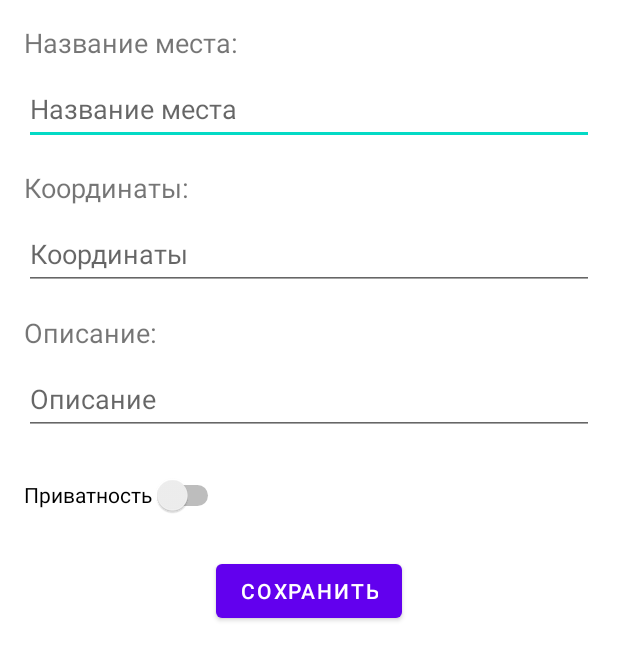
After one commit to ciigann/Client-Server_application_Hiking, an Android app: the layout dialog_edit_place.xml on its own in the app's theme, with its tools: preview values and no code run, on a phone screen of 412 x 824 dp. The commit adds this screen. Shown: the top 660 px of the screen. Run offline under Robolectric (Android 15) with nearby library versions, the phone set to English and light mode, and no system bars.

Commit message:
при нажатие на название места в окне место, открывает окно редактирования

```diff
--- /dev/null
+++ b/app/src/main/res/layout/dialog_edit_place.xml
@@ -0,0 +1,77 @@
+<?xml version="1.0" encoding="utf-8"?>
+<RelativeLayout xmlns:android="http://schemas.android.com/apk/res/android"
+    android:layout_width="match_parent"
+    android:layout_height="match_parent"
+    android:padding="16dp">
+
+    <TextView
+        android:id="@+id/nameLabel"
+        android:layout_width="wrap_content"
+        android:layout_height="wrap_content"
+        android:text="Название места:"
+        android:textSize="18sp" />
+
+    <EditText
+        android:id="@+id/nameEditText"
+        android:layout_width="match_parent"
+        android:layout_height="wrap_content"
+        android:layout_below="@id/nameLabel"
+        android:layout_marginTop="8dp"
+        android:hint="Название места"
+        android:minHeight="48dp" />
+
+    <TextView
+        android:id="@+id/coordinatesLabel"
+        android:layout_width="wrap_content"
+        android:layout_height="wrap_content"
+        android:layout_below="@id/nameEditText"
+        android:layout_marginTop="16dp"
+        android:text="Координаты:"
+        android:textSize="18sp" />
+
+    <EditText
+        android:id="@+id/coordinatesEditText"
+        android:layout_width="match_parent"
+        android:layout_height="wrap_content"
+        android:layout_below="@id/coordinatesLabel"
+        android:layout_marginTop="8dp"
+        android:hint="Координаты"
+        android:minHeight="48dp" />
+
+    <TextView
+        android:id="@+id/descriptionLabel"
+        android:layout_width="wrap_content"
+        android:layout_height="wrap_content"
+        android:layout_below="@id/coordinatesEditText"
+        android:layout_marginTop="16dp"
+        android:text="Описание:"
+        android:textSize="18sp" />
+
+    <EditText
+        android:id="@+id/descriptionEditText"
+        android:layout_width="match_parent"
+        android:layout_height="wrap_content"
+        android:layout_below="@id/descriptionLabel"
+        android:layout_marginTop="8dp"
+        android:hint="Описание"
+        android:minHeight="48dp" />
+
+    <Switch
+        android:id="@+id/privacySwitch"
+        android:layout_width="wrap_content"
+        android:layout_height="wrap_content"
+        android:layout_below="@id/descriptionEditText"
+        android:layout_marginTop="16dp"
+        android:minHeight="48dp"
+        android:text="Приватность" />
+
+    <Button
+        android:id="@+id/saveButton"
+        android:layout_width="wrap_content"
+        android:layout_height="wrap_content"
+        android:layout_below="@id/privacySwitch"
+        android:layout_marginTop="16dp"
+        android:layout_centerHorizontal="true"
+        android:text="Сохранить" />
+
+</RelativeLayout>
```
Also changed, not shown: app/src/main/java/com/example/hiking/ui/Places/EditPlaceDialog.java (added, +61 -0 lines), app/src/main/java/com/example/hiking/ui/Places/PlacesFragment.java (+13 -20 lines).
